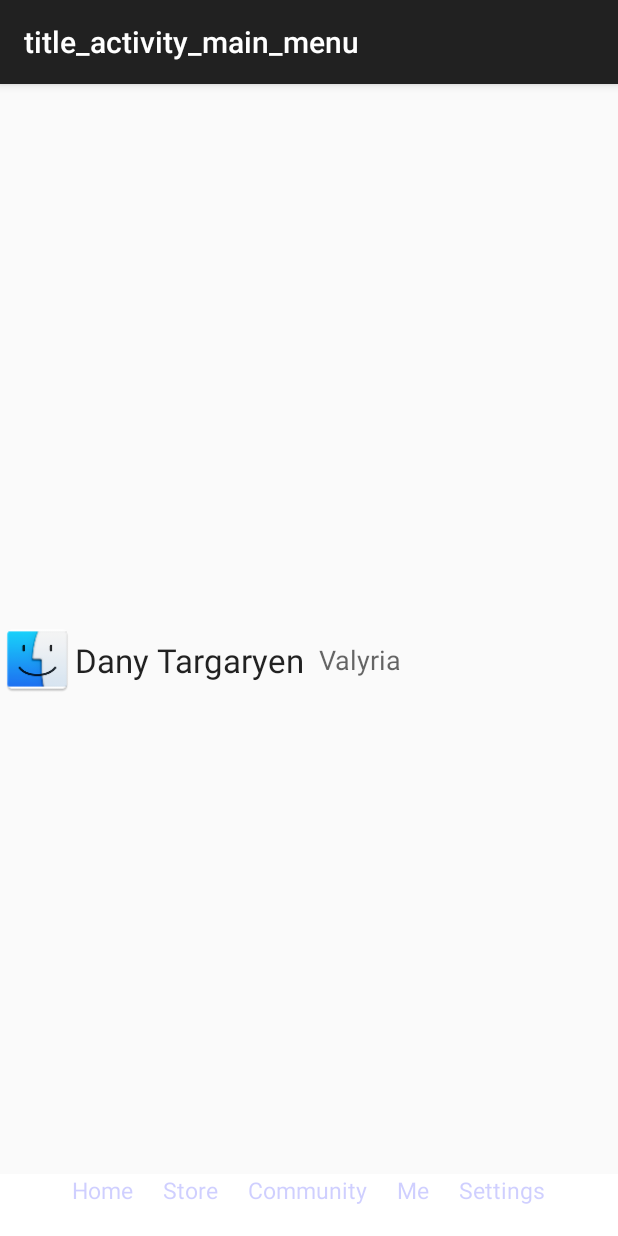
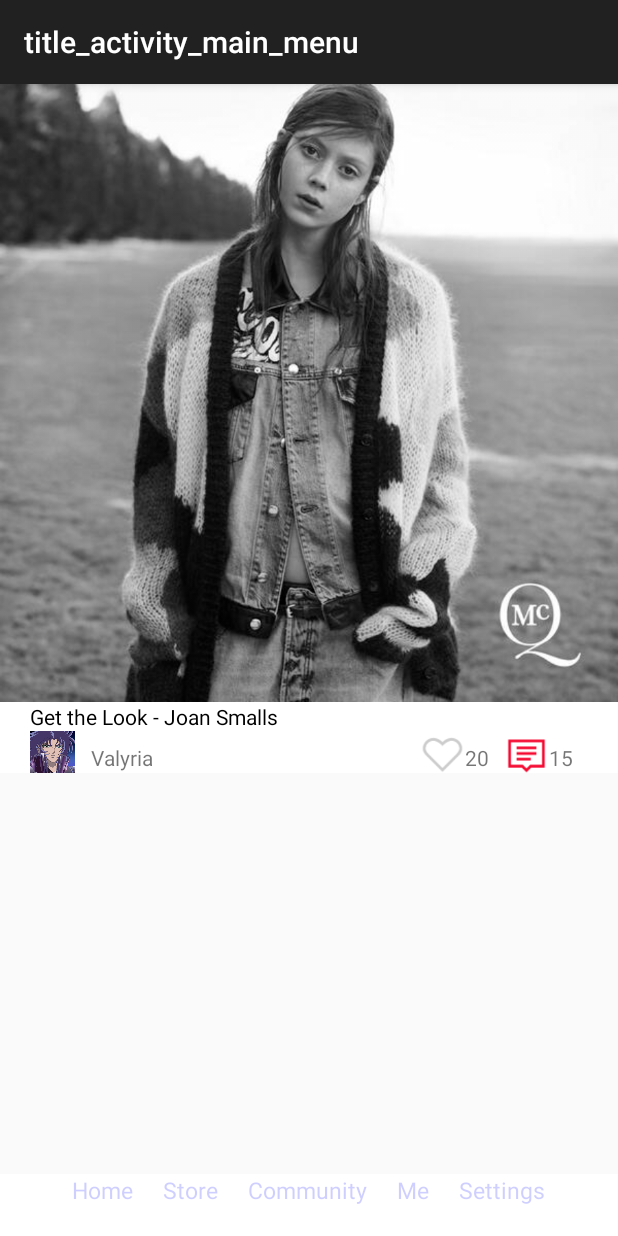
Before and after one commit to chenkaiyi00/finder, an Android app: the HomeFragment screen opened directly, with no data from a screen before it, on a phone screen of 412 x 824 dp. Run offline under Robolectric (Android 15) with nearby library versions, the phone set to English and light mode, and no system bars.

Commit message:
add like button and comment button

```diff
--- /dev/null
+++ b/app/src/main/java/com/example/chen/finder/objects/Like.java
@@ -0,0 +1,52 @@
+package com.example.chen.finder.objects;
+
+import android.widget.ImageView;
+import android.widget.TextView;
+
+import com.example.chen.finder.R;
+
+/**
+ * Created by chen on 8/4/2015.
+ */
+public class Like {
+    int count;
+     boolean liked;
+
+
+
+    public Like( int count,boolean liked){
+        this.count=count;
+        this.liked=liked;
+    }
+    public void initial(ImageView view,TextView view1){
+        view.setImageResource(R.drawable.likegrey);
+        this.liked=false;
+        view1.setText(Integer.toString(count));
+    }
+
+     public  boolean isLiked(){
+         return liked;
+     }
+    public void setUnlike(ImageView view,TextView view1){
+       view.setImageResource(R.drawable.likegrey);
+        this.liked=false;
+        decCount(view1);
+    }
+
+    public void setLike(ImageView view,TextView view1){
+        view.setImageResource(R.drawable.likered);
+        this.liked=true;
+        incCount(view1);
+    }
+
+    public void decCount(TextView view){
+          count--;
+        view.setText(Integer.toString(count));
+    }
+
+    public  void incCount(TextView view){
+        count++;
+        view.setText(Integer.toString(count));
+
+    }
+}
--- a/app/src/main/java/com/example/chen/finder/objects/Post.java
+++ b/app/src/main/java/com/example/chen/finder/objects/Post.java
@@ -6,9 +6,11 @@ package com.example.chen.finder.objects;
 public class Post {
     public String title;
     public String author;
-
-    public Post(String title,String author){
+    public Like like;
+    public Post(String title,String author,Like like){
         this.author=author;
         this.title=title;
+        this.like=like;
     }
+
 }
--- a/app/src/main/java/com/example/chen/finder/ui/HomeFragment.java
+++ b/app/src/main/java/com/example/chen/finder/ui/HomeFragment.java
@@ -13,6 +13,7 @@ import android.view.View;
 import android.view.ViewGroup;
 
 import com.example.chen.finder.R;
+import com.example.chen.finder.objects.Like;
 import com.example.chen.finder.objects.Post;
 import com.example.chen.finder.util.HomeSetsViewAdapter;
 
@@ -64,22 +65,22 @@ public class HomeFragment extends Fragment  implements SwipeRefreshLayout.OnRefr
     }
     private ArrayList<Post> getThronesCharacters() {
         ArrayList<Post> items = new ArrayList<>();
-        items.add(new Post("Dany Targaryen", "Valyria"));
-        items.add(new Post("Rob Stark", "Winterfell"));
-        items.add(new Post("Jon Snow", "Castle Black"));
-        items.add(new Post("Tyrion Lanister", "King's Landing"));
-        items.add(new Post("Dany Targaryen", "Valyria"));
-        items.add(new Post("Rob Stark", "Winterfell"));
-        items.add(new Post("Jon Snow", "Castle Black"));
-        items.add(new Post("Tyrion Lanister", "King's Landing"));
-        items.add(new Post("Dany Targaryen", "Valyria"));
-        items.add(new Post("Rob Stark", "Winterfell"));
-        items.add(new Post("Jon Snow", "Castle Black"));
-        items.add(new Post("Tyrion Lanister", "King's Landing"));
-        items.add(new Post("Dany Targaryen", "Valyria"));
-        items.add(new Post("Rob Stark", "Winterfell"));
-        items.add(new Post("Jon Snow", "Castle Black"));
-        items.add(new Post("Tyrion Lanister", "King's Landing"));
+        items.add(new Post("Get the Look - Joan Smalls", "Valyria",new Like(20, false)));
+        items.add(new Post("Rob Stark", "Winterfell",new Like(20, false)));
+        items.add(new Post("Jon Snow", "Castle Black",new Like(20, false)));
+        items.add(new Post("Tyrion Lanister", "King's Landing",new Like(20, false)));
+        items.add(new Post("Dany Targaryen", "Valyria",new Like(20, false)));
+        items.add(new Post("Rob Stark", "Winterfell",new Like(20, false)));
+        items.add(new Post("Jon Snow", "Castle Black",new Like(20, false)));
+        items.add(new Post("Tyrion Lanister", "King's Landing",new Like(20, false)));
+        items.add(new Post("Dany Targaryen", "Valyria",new Like(20, false)));
+        items.add(new Post("Rob Stark", "Winterfell",new Like(20, false)));
+        items.add(new Post("Jon Snow", "Castle Black",new Like(20, false)));
+        items.add(new Post("Tyrion Lanister", "King's Landing",new Like(20, false)));
+        items.add(new Post("Dany Targaryen", "Valyria",new Like(20, false)));
+        items.add(new Post("Rob Stark", "Winterfell",new Like(20, false)));
+        items.add(new Post("Jon Snow", "Castle Black",new Like(20, false)));
+        items.add(new Post("Tyrion Lanister", "King's Landing",new Like(20, false)));
         return items;
     }
 
--- a/app/src/main/java/com/example/chen/finder/util/HomeSetsViewAdapter.java
+++ b/app/src/main/java/com/example/chen/finder/util/HomeSetsViewAdapter.java
@@ -5,7 +5,9 @@ import android.support.v7.widget.RecyclerView;
 import android.view.LayoutInflater;
 import android.view.View;
 import android.view.ViewGroup;
+import android.widget.ImageView;
 import android.widget.TextView;
+import android.widget.Toast;
 
 import com.example.chen.finder.R;
 import com.example.chen.finder.objects.Post;
@@ -19,15 +21,30 @@ import java.util.ArrayList;
 // Create the basic adapter extending from RecyclerView.Adapter
 public class HomeSetsViewAdapter extends
         RecyclerView.Adapter<HomeSetsViewAdapter.ViewHolder> {
-
+    // Store a member variable for the users
+    private ArrayList<Post> posts;
+    // Store the context for later use
 
     @Override
-    public HomeSetsViewAdapter.ViewHolder onCreateViewHolder(ViewGroup parent, int viewType) {
+    public HomeSetsViewAdapter.ViewHolder onCreateViewHolder(ViewGroup parent, final int viewType) {
         //to inflate the item layout and create the holder
         // Inflate the custom layout
         View itemView = LayoutInflater.from(context).
                 inflate(R.layout.sets_item, parent, false);
-        return new HomeSetsViewAdapter.ViewHolder(itemView);
+       final ImageView like_button=(ImageView)itemView.findViewById(R.id.like_button);
+       final TextView like_count = (TextView)itemView.findViewById(R.id.like_count);
+        final Post p = posts.get(viewType);
+        like_button.setOnClickListener(new View.OnClickListener() {
+            @Override
+            public void onClick(View v) {
+               if(p.like.isLiked()){
+                   p.like.setUnlike(like_button,like_count);
+               }else{
+                   p.like.setLike(like_button, like_count);
+               }
+            }
+        });
+        return new HomeSetsViewAdapter.ViewHolder(itemView,context);
     }
 
     @Override
@@ -38,6 +55,8 @@ public class HomeSetsViewAdapter extends
         // Set item views based on the data model
         holder.tvAuthor.setText(post.author);
         holder.tvTitile.setText(post.title);
+        holder.comment_count.setText("15");
+        post.like.initial( holder.like_button,holder.like_count);
     }
 
     @Override
@@ -45,24 +64,37 @@ public class HomeSetsViewAdapter extends
         return posts.size();
     }
 
-    public static class ViewHolder extends RecyclerView.ViewHolder {
+    public  class ViewHolder extends RecyclerView.ViewHolder implements View.OnClickListener{
         // Your holder should contain a member variable
         // for any view that will be set as you render a row
         public TextView tvTitile;
         public TextView tvAuthor;
-
+        public ImageView like_button;
+        public TextView like_count;
+        public TextView comment_count;
+        private Context context;
         // We also create a constructor that accepts the entire item row
         // and does the view lookups to find each subview
-        public ViewHolder(View itemView) {
+        public ViewHolder(View itemView,Context context) {
             super(itemView);
             this.tvTitile = (TextView) itemView.findViewById(R.id.tvTitile);
             this.tvAuthor = (TextView) itemView.findViewById(R.id.tvAuthor);
+            this.like_button = (ImageView) itemView.findViewById(R.id.like_button);
+            this.like_count = (TextView) itemView.findViewById(R.id.like_count);
+            this.comment_count = (TextView) itemView.findViewById(R.id.comment_count);
+            this.context = context;
+            // Attach a click listener to the entire row view
+            itemView.setOnClickListener(this);
+        }
+
+        // Handles the row being being clicked
+        @Override
+        public void onClick(View v) {
+            int position = getLayoutPosition(); // gets item position
+            Post p =posts.get(position);
+            Toast.makeText(context, tvTitile.getText(), Toast.LENGTH_SHORT).show();
         }
     }
-
-    // Store a member variable for the users
-    private ArrayList<Post> posts;
-    // Store the context for later use
     private Context context;
     // Pass in the context and users array into the constructor
     public HomeSetsViewAdapter(Context context, ArrayList<Post> posts) {
--- a/app/src/main/res/layout/sets_item.xml
+++ b/app/src/main/res/layout/sets_item.xml
@@ -1,30 +1,113 @@
 <?xml version="1.0" encoding="utf-8"?>
-<LinearLayout xmlns:android="http://schemas.android.com/apk/res/android"
-    android:orientation="horizontal" android:layout_width="match_parent"
+<RelativeLayout xmlns:android="http://schemas.android.com/apk/res/android"
+    android:layout_width="match_parent"
     android:layout_height="match_parent"
-    android:background="?android:attr/selectableItemBackground">
+    android:background="?android:attr/selectableItemBackground"
+    >
 
         <ImageView
-        android:layout_width="50dp"
-        android:layout_height="50dp"
+        android:layout_width="match_parent"
+        android:layout_height="wrap_content"
+        android:scaleType="fitCenter"
+            android:adjustViewBounds="true"
         android:id="@+id/imageView"
-        android:src="@mipmap/ic_launcher"
+        android:src="@drawable/example_converted"
         android:layout_gravity="center_vertical" />
 
+        <LinearLayout
+            android:id="@+id/title_container"
+        android:layout_width="match_parent"
+        android:layout_height="wrap_content"
+        android:orientation="vertical"
+            android:layout_below="@+id/imageView"
+            android:background="@color/white"
+         >
         <TextView
             android:layout_width="wrap_content"
             android:layout_height="wrap_content"
-        android:textAppearance="?android:attr/textAppearanceLarge"
+            android:textColor="@color/black"
             android:text="Dennis"
             android:id="@+id/tvTitile"
-        android:layout_gravity="center_vertical" />
+            android:layout_marginLeft="20dp"
+            />
 
+        </LinearLayout>
+<RelativeLayout
+    android:id="@+id/user_info_container"
+    android:layout_height="35dp"
+    android:layout_width="match_parent"
+    android:layout_below="@+id/title_container"
+    android:gravity="center"
+    android:background="@color/white"
+    >
+<ImageView
+    android:id="@+id/user_icon"
+    android:layout_alignParentLeft="true"
+    android:layout_alignParentTop="true"
+    android:layout_marginLeft="20dp"
+    android:layout_width="30dp"
+    android:layout_height="30dp"
+    android:scaleType="centerCrop"
+    android:src="@drawable/saga"
+    android:clickable="true"
+ />
     <TextView
+        android:id="@+id/tvAuthor"
         android:layout_width="wrap_content"
-        android:layout_height="wrap_content"
-        android:textAppearance="?android:attr/textAppearanceMedium"
+        android:layout_height="match_parent"
+        android:layout_toRightOf="@+id/user_icon"
         android:text="Winterfell"
-        android:id="@+id/tvAuthor"
         android:layout_marginLeft="10dp"
-        android:layout_gravity="center_vertical" />
-</LinearLayout>
+        android:gravity="center"
+        android:clickable="true"
+       />
+    <ImageView
+        android:id="@+id/like_button"
+        android:layout_width="30dp"
+        android:layout_height="30dp"
+        android:layout_toLeftOf="@+id/like_count"
+        android:scaleType="centerCrop"
+        android:src="@drawable/likegrey"
+        android:clickable="true"
+       />
+    <TextView
+        android:id="@+id/like_count"
+        android:layout_height="match_parent"
+        android:layout_width="wrap_content"
+        android:layout_toLeftOf="@+id/comment_button"
+        android:layout_marginRight="10dp"
+        android:text="20"
+        android:gravity="center"
+        android:clickable="true"
+
+      />
+    <ImageView
+        android:id="@+id/comment_button"
+        android:layout_height="30dp"
+        android:layout_width="30dp"
+        android:layout_toLeftOf="@+id/comment_count"
+        android:layout_marginRight="0dp"
+        android:src="@drawable/comment"
+        android:scaleType="centerCrop"
+        android:clickable="true"
+      />
+    <TextView
+        android:id="@+id/comment_count"
+        android:layout_height="match_parent"
+        android:layout_width="wrap_content"
+        android:layout_alignParentRight="true"
+        android:layout_marginRight="30dp"
+        android:text="15"
+        android:gravity="center"
+        android:clickable="true"
+
+        />
+    </RelativeLayout>
+
+    <ImageView
+        android:id="@+id/blank"
+        android:layout_height="7dp"
+        android:layout_width="match_parent"
+       android:layout_alignBottom="@+id/user_info_container"
+        android:background="?android:colorBackground"/>
+</RelativeLayout>
--- a/app/src/main/res/values/colors.xml
+++ b/app/src/main/res/values/colors.xml
@@ -1,7 +1,7 @@
 <?xml version="1.0" encoding="utf-8"?>
 <resources>
     <color name="darkgray">#404040ff</color>
-    <color name="black">#000fffff</color>
+    <color name="black">#000000</color>
     <color name="red">#ff00ffff</color>
     <color name="green">#0ff0ffff</color>
     <color name="lightgray">#c0c0c0ff</color>
```
Also changed, not shown: app/src/main/java/com/example/chen/finder/util/RoundImage.java (added, +91 -0 lines), app/src/main/res/drawable/comment.png (added), app/src/main/res/drawable/example_converted.png (added), app/src/main/res/drawable/likegrey.png (added), app/src/main/res/drawable/likered.png (added), app/src/main/res/drawable/saga.png (added). Lines whose indentation alone changed are shown as unchanged.
